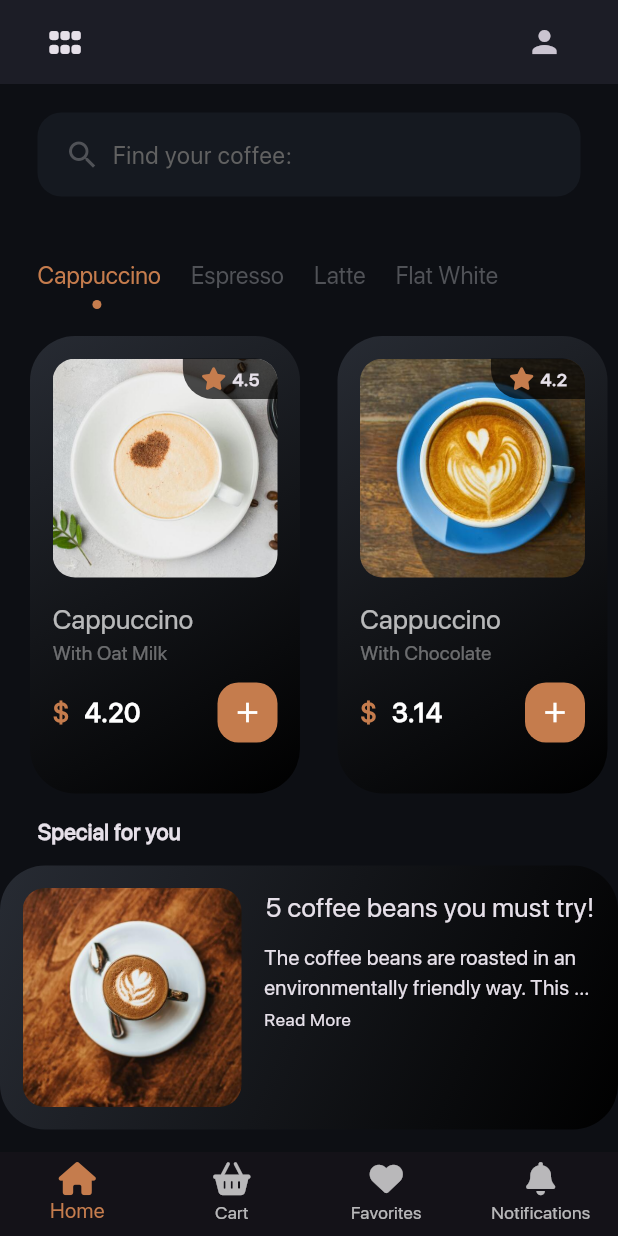
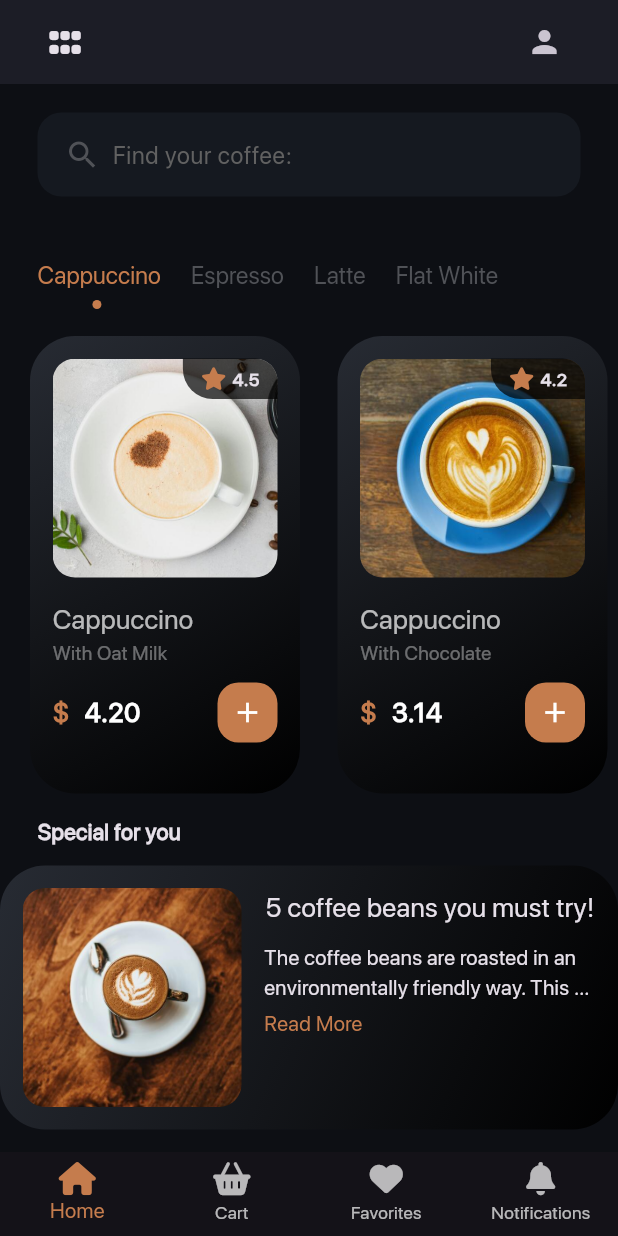
Before and after one commit to AlexEduV/coffee_app_flutter, a Flutter app: the screen it shows after launch, scrolled down 134 dp, on a phone screen of 412 x 824 dp. Run offline on Flutter 3.47's test engine with Material 3 defaults, Android fonts, the phone set to English and light mode, and no system bars; our stand-ins replace font_awesome_flutter, gap.

Commit message:
minor adjustments;

```diff
--- a/lib/widgets/specials_item.dart
+++ b/lib/widgets/specials_item.dart
@@ -87,12 +87,14 @@ class SpecialsItem extends StatelessWidget {
                   ),
                   child: InkWell(
                     onTap: onReadMoreButtonPressed,
-                    child: Row(
+                    child: const Row(
                       children: [
 
                         Text(
                           'Read More',
-                          style: Theme.of(context).textTheme.bodySmall,
+                          style: TextStyle(
+                            color: ProjectColors.accentColor,
+                          ),
                         ),
 
                       ],
```
